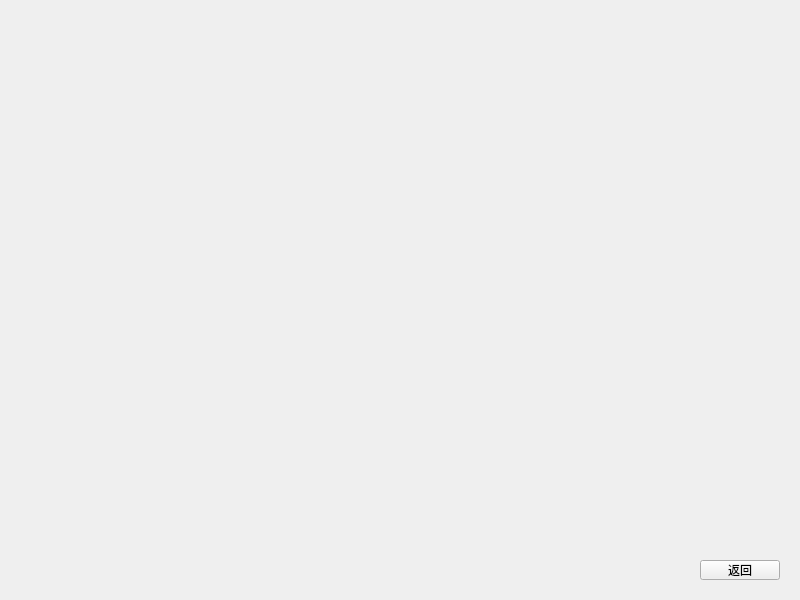
First picture: the form in SSMS/system_settings_widget.ui, repository NogiNonoka/StudentStatusManagementSystem, before the edit.
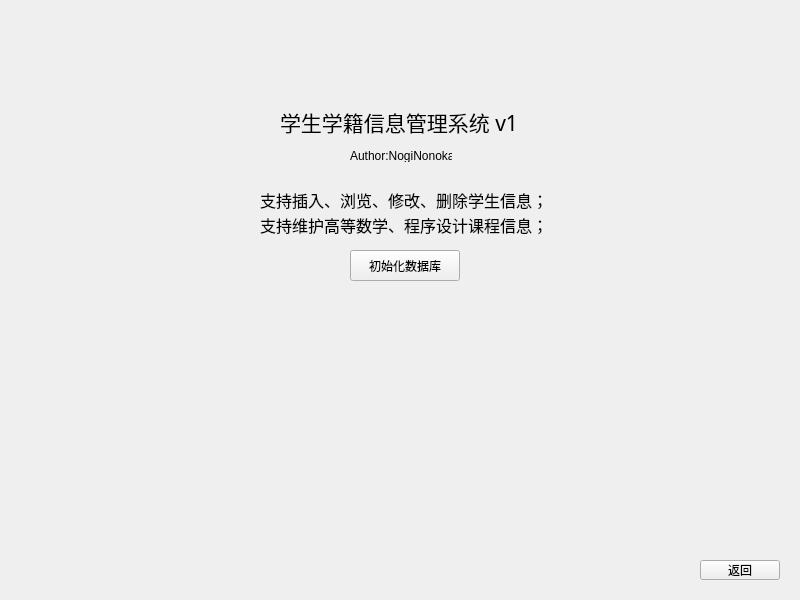
Second picture: the form after the edit.

Diff of the .ui file:
```diff
--- a/SSMS/system_settings_widget.ui
+++ b/SSMS/system_settings_widget.ui
@@ -26,6 +26,89 @@
     <string>返回</string>
    </property>
   </widget>
+  <widget class="QLabel" name="title">
+   <property name="geometry">
+    <rect>
+     <x>280</x>
+     <y>110</y>
+     <width>239</width>
+     <height>24</height>
+    </rect>
+   </property>
+   <property name="font">
+    <font>
+     <family>Agency FB</family>
+     <pointsize>16</pointsize>
+    </font>
+   </property>
+   <property name="text">
+    <string>学生学籍信息管理系统 v1.0</string>
+   </property>
+  </widget>
+  <widget class="QLabel" name="author">
+   <property name="geometry">
+    <rect>
+     <x>350</x>
+     <y>150</y>
+     <width>102</width>
+     <height>12</height>
+    </rect>
+   </property>
+   <property name="text">
+    <string>Author:NogiNonoka</string>
+   </property>
+  </widget>
+  <widget class="QPushButton" name="initButton">
+   <property name="geometry">
+    <rect>
+     <x>350</x>
+     <y>250</y>
+     <width>110</width>
+     <height>31</height>
+    </rect>
+   </property>
+   <property name="text">
+    <string>初始化数据库</string>
+   </property>
+  </widget>
+  <widget class="QWidget" name="">
+   <property name="geometry">
+    <rect>
+     <x>260</x>
+     <y>190</y>
+     <width>290</width>
+     <height>44</height>
+    </rect>
+   </property>
+   <layout class="QVBoxLayout" name="verticalLayout">
+    <item>
+     <widget class="QLabel" name="text1">
+      <property name="font">
+       <font>
+        <family>Agency FB</family>
+        <pointsize>12</pointsize>
+       </font>
+      </property>
+      <property name="text">
+       <string>支持插入、浏览、修改、删除学生信息；</string>
+      </property>
+     </widget>
+    </item>
+    <item>
+     <widget class="QLabel" name="text2">
+      <property name="font">
+       <font>
+        <family>Agency FB</family>
+        <pointsize>12</pointsize>
+       </font>
+      </property>
+      <property name="text">
+       <string>支持维护高等数学、程序设计课程信息；</string>
+      </property>
+     </widget>
+    </item>
+   </layout>
+  </widget>
  </widget>
  <resources/>
  <connections/>
```
